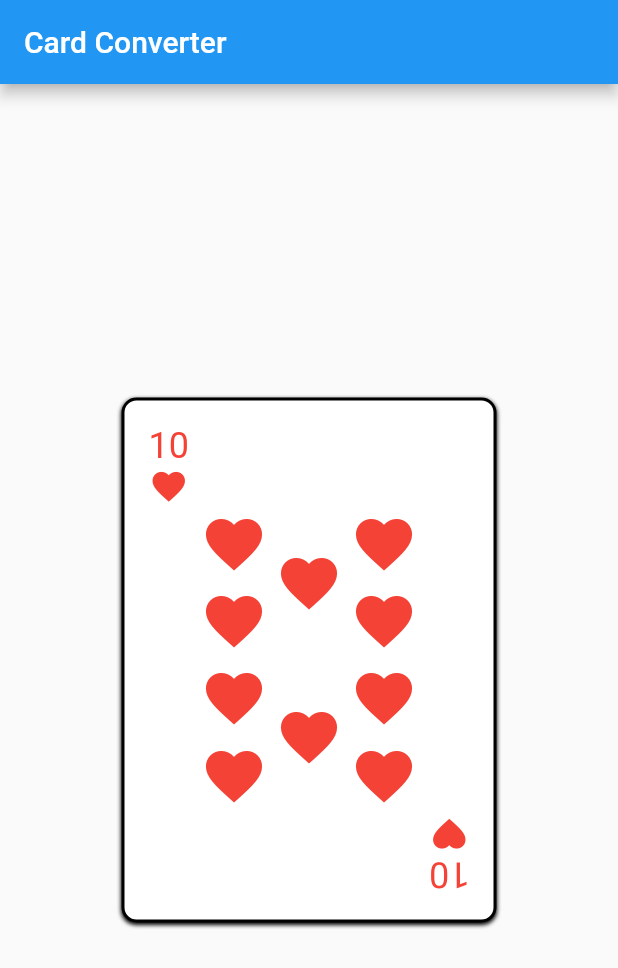
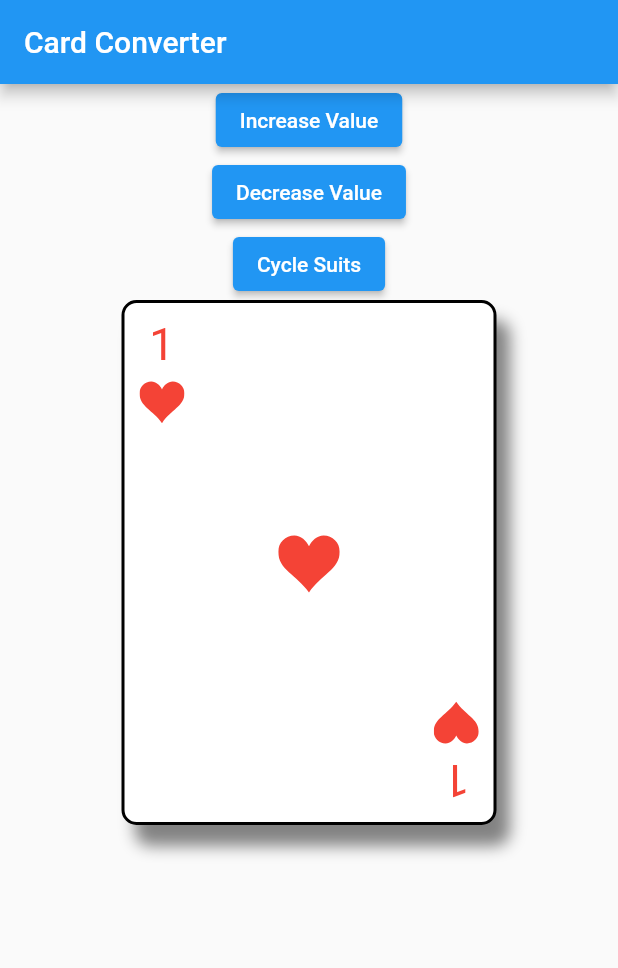
Before and after one commit to coolpat1993/cardConverter, a Flutter app: the screen it shows after launch, on a phone screen of 412 x 824 dp. Shown: the top 968 px of the screen. Run offline on Flutter 3.47's test engine with Material 2 defaults, Android fonts, the phone set to English and light mode, and no system bars; our stand-ins replace flutter_svg.

Commit message:
changed icons and refactored code

```diff
--- a/lib/cardConverter.dart
+++ b/lib/cardConverter.dart
@@ -1,15 +1,9 @@
-import 'dart:ffi';
-
 import 'package:flutter/material.dart';
-import 'package:font_awesome_flutter/font_awesome_flutter.dart';
+import 'package:flutter_svg/svg.dart';
 
 class CardConverter extends StatelessWidget {
   final String card;
 
-  CardConverter({required this.card});
-
-  @override
-  Widget build(BuildContext context) {
   List<List<List<int>>> cardArray = [
     [
       [0],
@@ -62,7 +56,10 @@ class CardConverter extends StatelessWidget {
       [1, 1, 1, 1],
     ]
   ];
-    int visible = 0;
+  CardConverter({required this.card});
+
+  @override
+  Widget build(BuildContext context) {
     String number = card[0];
     String suit = card[1];
     if (card.length > 2) {
@@ -70,44 +67,30 @@ class CardConverter extends StatelessWidget {
       suit = card[2];
     }
     ;
-    Color suitColor = Colors.black;
-    IconData suitIcon = Icons.favorite;
+
+    final Map<String, Map<String, dynamic>> _suits = {
+      'C': {'color': Colors.black, 'icon': 'assets/icons/025-clubs.svg'},
+      'D': {'color': Colors.red, 'icon': 'assets/icons/026-diamonds.svg'},
+      'H': {'color': Colors.red, 'icon': 'assets/icons/219-heart.svg'},
+      'S': {'color': Colors.black, 'icon': 'assets/icons/024-spades.svg'},
+    };
+
+    double centerIconScale = 41;
+    final Map<String, dynamic>? _suit = _suits[suit];
+    final suitColor = _suit!['color'];
+    final suitIcon =
+        SvgPicture.asset(_suit['icon'], height: centerIconScale, color: suitColor);
+
     int cANum = int.parse(number) - 1;
 
-  print(number);
-  print(suit);
     Widget buildIcon(visible) {
-      return Container(
-          // height: MediaQuery.of(context).size.height * 0.1,
-          child: Center(
-        child: Icon(
-          visible == 1 ? suitIcon : null,
-          color: suitColor,
-          size: 45.0,
-        ),
-      ));
-    }
-
-    switch (suit) {
-      case 'C':
-        suitColor = Colors.black;
-        suitIcon = FontAwesomeIcons.heartCircleCheck;
-        break;
-      case 'D':
-        suitColor = Colors.red;
-        suitIcon = FontAwesomeIcons.diamond;
-        break;
-      case 'H':
-        suitColor = Colors.red;
-        suitIcon = Icons.favorite;
-        break;
-      case 'S':
-        suitColor = Colors.black;
-        suitIcon = Icons.local_offer;
-        break;
+      return Center(
+        child: visible == 0 ? null : suitIcon,
+      );
     }
 
     return Container(
+      padding: EdgeInsets.all(10),
       width: 250,
       height: 350,
       decoration: BoxDecoration(
@@ -116,17 +99,14 @@ class CardConverter extends StatelessWidget {
         color: Colors.white,
         boxShadow: [
           BoxShadow(
-            color: Colors.black,
-            offset: Offset(0.0, 1.5),
-            blurRadius: 1.5,
+            color: Color.fromARGB(122, 0, 0, 0),
+            offset: Offset(9.0, 13.5),
+            blurRadius: 8.5,
           ),
         ],
       ),
-      child: Padding(
-        padding: EdgeInsets.all(16.0),
-        child: Column(
-          mainAxisAlignment: MainAxisAlignment.spaceBetween,
-          children: <Widget>[
+      child: Stack(
+        children: [
           Align(
             alignment: Alignment.topLeft,
             child: Column(
@@ -134,32 +114,26 @@ class CardConverter extends StatelessWidget {
                 Text(
                   number,
                   style: TextStyle(
-                      fontSize: 24.0,
+                    fontSize: 30.0,
                     color: suitColor,
                   ),
                 ),
-                  Icon(
-                    suitIcon,
-                    color: suitColor,
-                    size: 26.0,
-                  ),
+                Container(child: suitIcon, width: 30,),
               ],
             ),
           ),
-            Expanded(
+          Padding(
+            padding: const EdgeInsets.all(17.0),
             child: Row(
-                mainAxisAlignment: MainAxisAlignment.center,
+              mainAxisAlignment: MainAxisAlignment.spaceEvenly,
               children: [
                 for (int i = 0; i < 3; i++)
-                    SizedBox(
-                        width: 50,
-                        child: Column(
+                  Column(
                     children: [
                       for (int j = 0; j < cardArray[cANum][i].length; j++)
-                              Expanded(
-                                  child: buildIcon(cardArray[cANum][i][j])),
+                        Expanded(child: buildIcon(cardArray[cANum][i][j])),
                     ],
-                        )),
+                  ),
               ],
             ),
           ),
@@ -172,18 +146,14 @@ class CardConverter extends StatelessWidget {
                   Text(
                     number,
                     style: TextStyle(
-                        fontSize: 24.0,
+                      fontSize: 30.0,
                       color: suitColor,
                     ),
                   ),
                   Transform(
                     transform: Matrix4.identity()..scale(-1.0, 1.0, 1.0),
                     alignment: Alignment.center,
-                      child: Icon(
-                        suitIcon,
-                        color: suitColor,
-                        size: 26.0,
-                      ),
+                    child: Container(child: suitIcon, width: 30,),
                   ),
                 ],
               ),
@@ -191,7 +161,6 @@ class CardConverter extends StatelessWidget {
           ),
         ],
       ),
-      ),
     );
   }
 }
--- a/lib/main.dart
+++ b/lib/main.dart
@@ -19,7 +19,51 @@ class MyApp extends StatelessWidget {
   }
 }
 
-class MyHomePage extends StatelessWidget {
+class MyHomePage extends StatefulWidget {
+  @override
+  _MyHomePageState createState() => _MyHomePageState();
+}
+
+class _MyHomePageState extends State<MyHomePage> {
+  String _card = '1H';
+  int _currentSuitIndex = 0;
+  int _currentValueIndex = 0;
+  final List<String> _suits = ['H', 'S', 'D', 'C'];
+
+  final List<String> _cardValues = [
+    '1',
+    '2',
+    '3',
+    '4',
+    '5',
+    '6',
+    '7',
+    '8',
+    '9',
+    '10'
+  ];
+
+  void _incrementValue() {
+    setState(() {
+      _currentValueIndex = (_currentValueIndex + 1) % 10;
+      _card = "${_cardValues[_currentValueIndex]}${_suits[_currentSuitIndex]}";
+    });
+  }
+
+  void _decrementValue() {
+    setState(() {
+      _currentValueIndex = (_currentValueIndex - 1) % 10;
+      _card = "${_cardValues[_currentValueIndex]}${_suits[_currentSuitIndex]}";
+    });
+  }
+
+  void _cycleSuits() {
+    setState(() {
+      _currentSuitIndex = (_currentSuitIndex + 1) % 4;
+      _card = "${_cardValues[_currentValueIndex]}${_suits[_currentSuitIndex]}";
+    });
+  }
+
   @override
   Widget build(BuildContext context) {
     return Scaffold(
@@ -27,59 +71,24 @@ class MyHomePage extends StatelessWidget {
         title: Text('Card Converter'),
       ),
       body: Center(
-        child: CardConverter(card: '10H'),
+        child: Column(
+          children: <Widget>[
+            ElevatedButton(
+              child: Text('Increase Value'),
+              onPressed: _incrementValue,
+            ),
+            ElevatedButton(
+              child: Text('Decrease Value'),
+              onPressed: _decrementValue,
+            ),
+            ElevatedButton(
+              child: Text('Cycle Suits'),
+              onPressed: _cycleSuits,
+            ),
+            CardConverter(card: _card)
+          ],
+        ),
       ),
     );
   }
 }
-
-/*[
-        [0],
-        [1],
-        [0],
-      ],
-      [
-        [0,0],
-        [1, 1],
-        [0,0],
-      ],
-      [
-        [0, 0, 1],
-        [0, 1, 0],
-        [1, 0, 0],
-      ],
-      [
-        [1, 0, 1],
-        [0, 0, 0],
-        [1, 0, 1],
-      ],
-      [
-        [1, 0, 1],
-        [0, 1, 0],
-        [1, 0, 1],
-      ],
-      [
-        [1, 1, 1],
-        [0, 0, 0],
-        [1, 1, 1],
-      ],
-      [
-        [1, 1, 1],
-        [0, 0, 1,0],
-        [1, 1, 1],
-      ],
-      [
-        [1, 1, 1, 1],
-        [0, 0, 0],
-        [1, 1, 1, 1],
-      ],
-      [
-        [1, 1, 1, 1],
-        [0, 1, 0],
-        [1, 1, 1, 1],
-      ],[
-        [1, 1, 1, 1],
-        [ 1, 1],
-        [1, 1, 1, 1],
-      ]
-    ]*/
```
Also changed, not shown: pubspec.yaml (+5 -3 lines), assets/icons/024-spades.svg (added), assets/icons/025-clubs.svg (added), assets/icons/026-diamonds.svg (added), assets/icons/219-heart.svg (added), pubspec.lock. Lines whose indentation alone changed are shown as unchanged.
